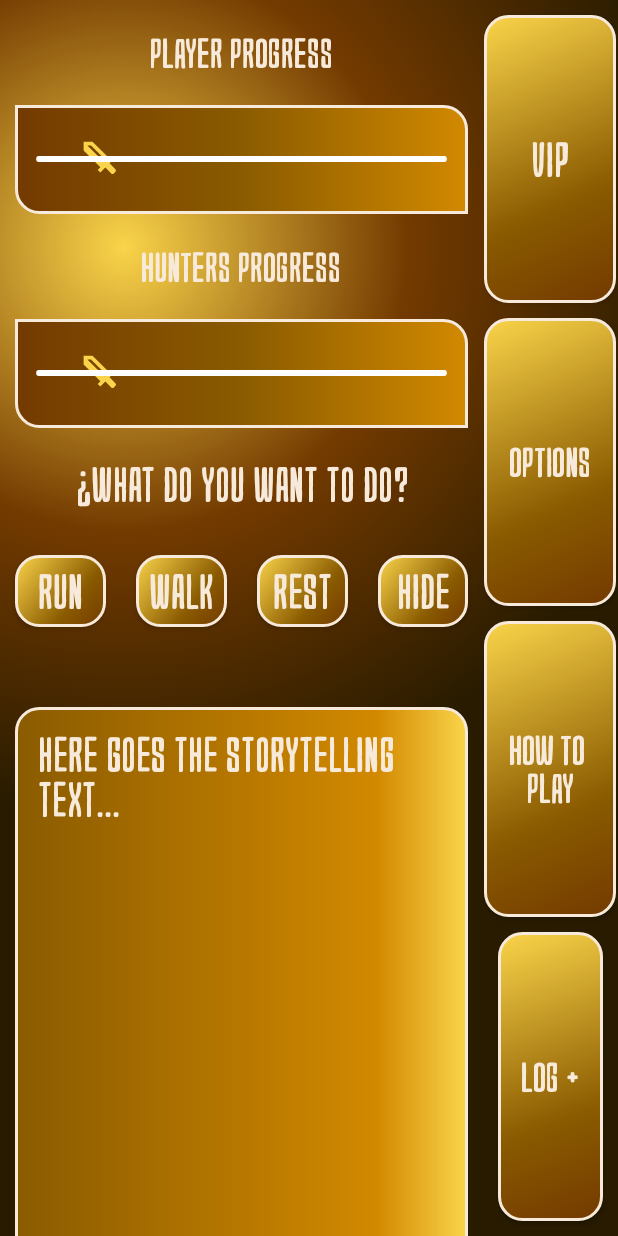
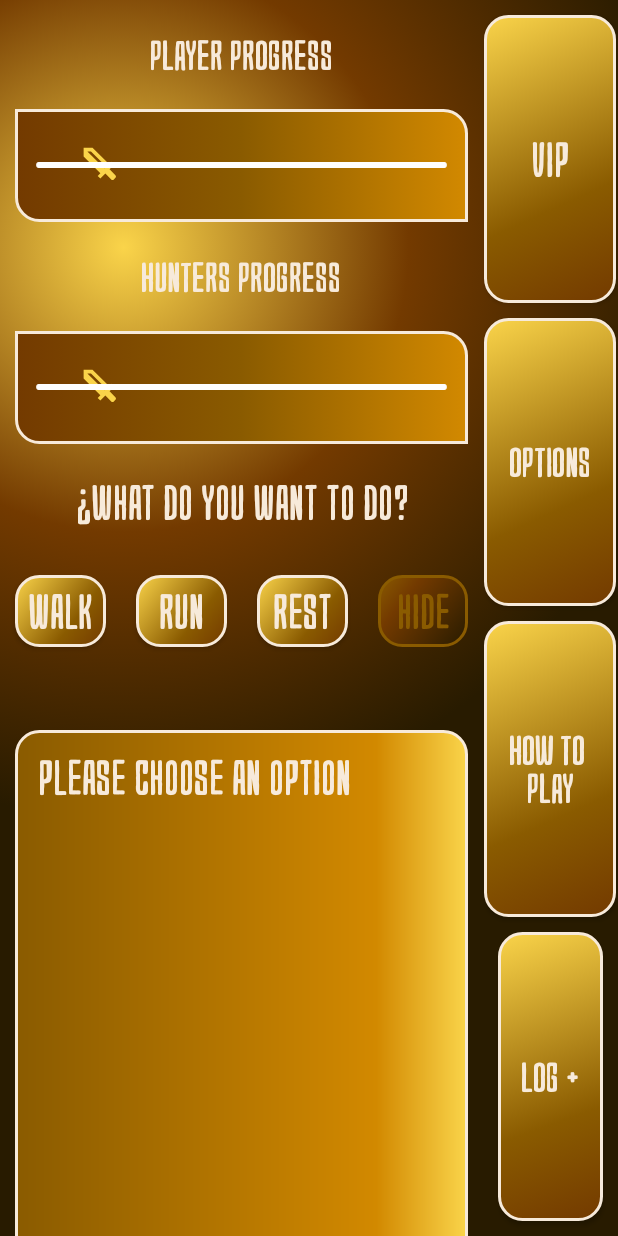
Before and after one commit to ZentoBernabeuPerez/DesertScape, an Android app: the screen it shows after launch (MainActivity), on a phone screen of 412 x 824 dp. Run offline under Robolectric (Android 15) with nearby library versions, the phone set to English and light mode, and no system bars.

Commit message:
added inactivity state button and main functionalities

```diff
--- a/app/src/main/java/com/example/desertscape/MainActivity.kt
+++ b/app/src/main/java/com/example/desertscape/MainActivity.kt
@@ -7,17 +7,26 @@ import android.widget.ArrayAdapter
 import android.widget.AutoCompleteTextView
 import android.widget.Button
 import android.widget.LinearLayout
+import android.widget.TextView
+import androidx.annotation.StringRes
 
+const val LASTCITY = 1_000
+const val WATERHUMANFACTOR = 4
+const val WATERHORSEFACTOR = 2.5
+const val HIDEPLUSDISTANCE = 100
+const val RIGHTFACTOR = 1
+const val  TOOLONG = 150
 class MainActivity : AppCompatActivity() {
     override fun onCreate(savedInstanceState: Bundle?) {
 
         super.onCreate(savedInstanceState)
         setContentView(R.layout.activity_main)
-
+        var totalText = ""
         var horseObject = Horse(20, 15, 20, true)
         var fugitiveObject = Fugitive(16, 20, horseObject, 100)
-        var chaserObject = Chasers(25, 70, 70, 140, 0)
-        testingClasses(fugitiveObject, chaserObject, horseObject)
+        var chasersObject = Chasers(25, 70, 70, 140, 0)
+
+
         val levels = resources.getStringArray(R.array.levels_to_choose)
         val arrayAdapterLevels = ArrayAdapter(this, R.layout.dropdown_menu, levels)
         val levelsAutoCompleteTV = findViewById<AutoCompleteTextView>(R.id.levelAutocompleteTV)
@@ -28,10 +37,59 @@ class MainActivity : AppCompatActivity() {
         val themesAutoCompleteTV = findViewById<AutoCompleteTextView>(R.id.skinThemeAutocompleteTV)
         themesAutoCompleteTV.setAdapter(arrayAdapterThemes)
 
+        ///These are the main playing buttons
+        var logPlusTextTV = findViewById<TextView>(R.id.logPlusTV)
+        var logTextTV = findViewById<TextView>(R.id.storyTellingTV)
+        val walkButton = findViewById<Button>(R.id.firstActionButton)
+        val runButton = findViewById<Button>(R.id.secondActionButton)
+        val restButton = findViewById<Button>(R.id.thirdActionButton)
+        val hideButton = findViewById<Button>(R.id.fourthActionButton)
 
+        walkButton.setOnClickListener {
+            fugitiveObject.horseTrot()
+            chasersObject.chase(fugitiveObject)
+            logTextTV.text = "${fugitiveObject.textToShow} \n ${chasersObject.textToShow}"
+            logTextTV.textSize = 20f
+            totalText = "\n ${fugitiveObject.textToShow} \n ${chasersObject.textToShow}" + totalText
+            logPlusTextTV.text = totalText
+            logPlusTextTV.textSize = 20f
+        }
+        runButton.setOnClickListener {
+            fugitiveObject.horseGallopade()
+            chasersObject.chase(fugitiveObject)
+            logTextTV.text = "${fugitiveObject.textToShow} \n ${chasersObject.textToShow}"
+            logTextTV.textSize = 20f
+            totalText = "\n ${fugitiveObject.textToShow} \n ${chasersObject.textToShow}" + totalText
+            logPlusTextTV.text = totalText
+            logPlusTextTV.textSize = 20f
+        }
+        restButton.setOnClickListener {
+            fugitiveObject.horseRest()
+            chasersObject.chase(fugitiveObject)
+            logTextTV.text = "${fugitiveObject.textToShow} \n ${chasersObject.textToShow}"
+            logTextTV.textSize = 20f
+            totalText = "\n ${fugitiveObject.textToShow} \n ${chasersObject.textToShow}" + totalText
+            logPlusTextTV.text = totalText
+            logPlusTextTV.textSize = 20f
+        }
+        hideButton.isEnabled = false
+        hideButton.setOnClickListener {
+            fugitiveObject.hide(chasersObject)
+            chasersObject.chase(fugitiveObject)
+            logTextTV.text = "${fugitiveObject.textToShow} \n ${chasersObject.textToShow}"
+            logTextTV.textSize = 20f
+            totalText = "\n ${fugitiveObject.textToShow} \n ${chasersObject.textToShow}" + totalText
+            logPlusTextTV.text = totalText
+            logPlusTextTV.textSize = 20f
+        }
+
+
+        var logTV = findViewById<TextView>(R.id.storyTellingTV)
         val howToPlayButton = findViewById<Button>(R.id.thirdPlayOptionButton)
         howToPlayButton.setOnClickListener {
             makeHowToLLVisible()
+            logTV.text = fugitiveObject.textToShow
+
         }
         val closeHowtoButton = findViewById<Button>(R.id.firstHowToOptionButton)
         closeHowtoButton.setOnClickListener {
@@ -78,4 +136,5 @@ class MainActivity : AppCompatActivity() {
         var logPlus = findViewById<LinearLayout>(R.id.logPlusLL)
         logPlus.visibility = View.INVISIBLE
     }
+
 }
--- /dev/null
+++ b/app/src/main/res/drawable/desert_button_inactive.xml
@@ -0,0 +1,17 @@
+<?xml version="1.0" encoding="utf-8"?>
+<selector xmlns:android="http://schemas.android.com/apk/res/android">
+    <item>
+        <shape android:shape="rectangle">
+            <corners android:radius="15dp"/>
+            <gradient android:startColor="@color/desert_dark_brown"
+                android:centerColor="@color/desert_medium_brown"
+                android:endColor="@color/desert_brown"
+                android:angle="135"
+                android:centerX="0.7"
+                android:type="linear" />
+            <stroke
+                android:width="2dp"
+                android:color="@color/desert_brown"/>
+        </shape>
+    </item>
+</selector>
--- a/app/src/main/res/layout/activity_main.xml
+++ b/app/src/main/res/layout/activity_main.xml
@@ -15,8 +15,8 @@
             android:id="@+id/playScreenAndButtonsLL"
             android:layout_width="match_parent"
             android:layout_height="match_parent"
-            android:orientation="horizontal"
-            android:weightSum="6">
+            android:weightSum="6"
+            android:orientation="horizontal" >
             <LinearLayout
                 android:layout_width="wrap_content"
                 android:layout_height="match_parent"
@@ -89,7 +89,7 @@
                         android:layout_weight="1"
                         android:background="@drawable/desert_button"
                         android:fontFamily="@font/gomarice_coffee_jelly_umai"
-                        android:text="run"
+                        android:text="walk"
                         android:textColor="@color/desert_pale"
                         android:textSize="30sp" />
                     <android.widget.Button
@@ -100,7 +100,7 @@
                         android:layout_weight="1"
                         android:background="@drawable/desert_button"
                         android:fontFamily="@font/gomarice_coffee_jelly_umai"
-                        android:text="walk"
+                        android:text="run"
                         android:textColor="@color/desert_pale"
                         android:textSize="30sp" />
                     <android.widget.Button
@@ -120,10 +120,10 @@
                         android:layout_height="wrap_content"
                         android:layout_margin="10dp"
                         android:layout_weight="1"
-                        android:background="@drawable/desert_button"
+                        android:background="@drawable/desert_button_inactive"
                         android:fontFamily="@font/gomarice_coffee_jelly_umai"
                         android:text="hide"
-                        android:textColor="@color/desert_pale"
+                        android:textColor="@color/desert_brown"
                         android:textSize="30sp" />
                 </LinearLayout>
                 <ScrollView
@@ -136,12 +136,12 @@
                     android:scrollbarAlwaysDrawVerticalTrack="true"
                     android:scrollbarStyle="insideOverlay">
                     <TextView
-                        android:id="@+id/storyTellingTtV"
+                        android:id="@+id/storyTellingTV"
                         android:layout_width="match_parent"
                         android:layout_height="wrap_content"
                         android:fontFamily="@font/gomarice_coffee_jelly_umai"
                         android:padding="15dp"
-                        android:text="Here goes the storytelling text..."
+                        android:text="@string/text_in_log"
                         android:textColor="@color/desert_pale"
                         android:textSize="30sp" />
                 </ScrollView>
@@ -204,22 +204,26 @@
             android:id="@+id/howToPlayAndButtonsLL"
             android:layout_width="match_parent"
             android:layout_height="match_parent"
-            android:background="@drawable/desert_background"
             android:weightSum="6"
-            android:orientation="horizontal">
+            android:orientation="horizontal"
+            android:background="@drawable/desert_background" >
             <LinearLayout
                 android:id="@+id/howToPlayLL"
                 android:layout_width="wrap_content"
-                android:layout_height="wrap_content"
-                android:layout_weight="5">
+                android:layout_height="match_parent"
+                android:layout_weight="5"
+                android:orientation="vertical"
+                android:weightSum="1">
                 <TextView
                     android:id="@+id/howToPlayTV"
                     android:layout_width="match_parent"
                     android:layout_height="match_parent"
-                    android:textSize="40sp"
+                    android:textSize="25sp"
                     android:textColor="@color/desert_pale"
                     android:fontFamily="@font/gomarice_coffee_jelly_umai"
-                    android:text="Here goes the how to play instructions."
+                    android:text="You were in your holidays but shit happens and now you are being hunted by very nasty people.
+                    \n\nPush play"
+                    android:layout_weight="1"
                     android:layout_margin="15dp"/>
             </LinearLayout>
         <LinearLayout
@@ -228,11 +232,12 @@
             android:layout_height="match_parent"
             android:weightSum="4"
             android:layout_weight="1"
+            android:layout_marginRight="15dp"
             android:orientation="vertical"
-            android:gravity="center">
+            android:layout_gravity="center">
             <android.widget.Button
                 android:id="@+id/firstHowToOptionButton"
-                android:layout_width="wrap_content"
+                android:layout_width="match_parent"
                 android:layout_height="wrap_content"
                 android:layout_marginTop="10dp"
                 android:layout_weight="1"
@@ -241,17 +246,12 @@
                 android:textColor="@color/desert_pale"
                 android:textSize="30sp"
                 android:text="X"/>
-            <TextView
-                android:id="@+id/howToPageNUmberTV"
+            <android.widget.Button
+                android:visibility="invisible"
                 android:layout_width="wrap_content"
                 android:layout_height="wrap_content"
-                android:layout_marginTop="10dp"
-                android:layout_weight="1"
-                android:fontFamily="@font/gomarice_coffee_jelly_umai"
-                android:textColor="@color/desert_pale"
-                android:textSize="30sp"
-                android:gravity="center"
-                android:text="Page 4"/>
+                android:layout_margin="10dp"
+                android:layout_weight="1" />
             <android.widget.Button
                 android:id="@+id/secondHowToOptionButton"
                 android:layout_width="wrap_content"
@@ -262,12 +262,12 @@
                 android:fontFamily="@font/gomarice_coffee_jelly_umai"
                 android:textColor="@color/desert_pale"
                 android:textSize="25sp"
-                android:text="Next page"/>
+                android:text="Next \npage"/>
             <android.widget.Button
                 android:id="@+id/thirdHowToOptionButton"
                 android:layout_width="wrap_content"
                 android:layout_height="wrap_content"
-                android:layout_margin="10dp"
+                android:layout_marginVertical="10dp"
                 android:layout_weight="1"
                 android:background="@drawable/desert_button"
                 android:fontFamily="@font/gomarice_coffee_jelly_umai"
@@ -640,11 +640,7 @@
                     android:textSize="30sp"
                     android:textColor="@color/desert_pale"
                     android:fontFamily="@font/gomarice_coffee_jelly_umai"
-                    android:text="
-- Has avanzado 90 km. Llevas recorridos 190 de 1000 km\n
-- A tu caballo le quedan 14 unidades de energia\n
-- Tus perseguidores han recorrido 84 km. \n
-- Se encuentran a  81 km de distancia de ti."
+                    android:text=" - Here you can read everything happened till now"
                     android:layout_marginHorizontal="10dp"
                     android:layout_weight="5"/>
             </LinearLayout>
--- a/app/src/main/res/values/strings.xml
+++ b/app/src/main/res/values/strings.xml
@@ -11,4 +11,5 @@
         <item>CyberPink!</item>
         <item>Ocean Deep</item>
     </string-array>
+    <string name="text_in_log">Please choose an option</string>
 </resources>
```
Also changed, not shown: app/src/main/java/com/example/desertscape/Chasers.kt (+29 -1 lines), app/src/main/java/com/example/desertscape/Fugitive.kt (+127 -3 lines).
